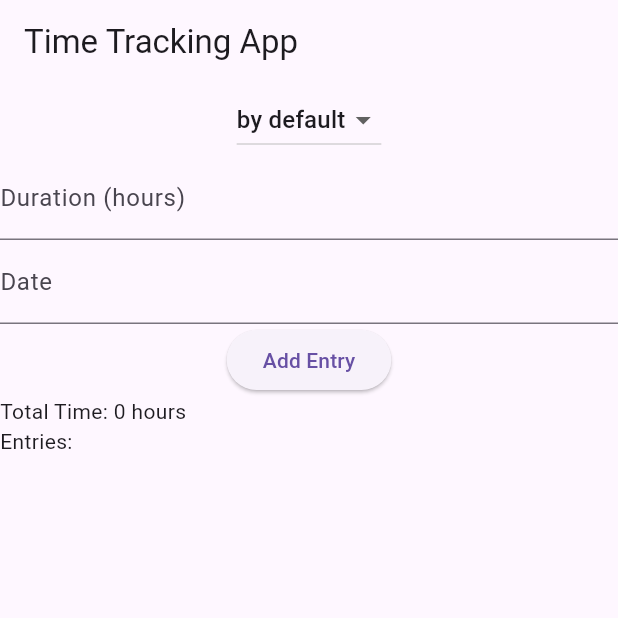
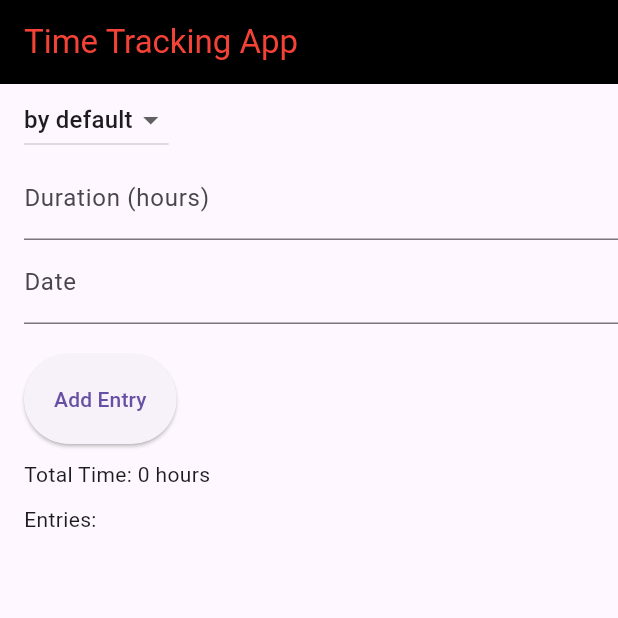
Before and after one commit to VladimirVornikov/Flutter-Firebase, a Flutter app: the screen it shows after launch, on a phone screen of 412 x 824 dp, the top half of it. Run offline on Flutter 3.47's test engine with Material 3 defaults, Android fonts, the phone set to English and light mode, and no system bars.

Commit message:
02.03 Style

```diff
--- a/lib/screens/home_page.dart
+++ b/lib/screens/home_page.dart
@@ -30,13 +30,18 @@ class _MyHomePageState extends State<MyHomePage> {
   Widget build(BuildContext context) {
     return Scaffold(
       appBar: AppBar(
-        title: Text('Time Tracking App'),
+        title: Text('Time Tracking App', style: TextStyle(color: Colors.red)),
+        backgroundColor: Colors.black,
       ),
-      body: Column(
+      body: Padding(
+        padding: EdgeInsets.only(left: 16),
+        child: Column(
           crossAxisAlignment: CrossAxisAlignment.start,
           children: [
             TimeTrackingForm(addEntry: addEntry),
+            SizedBox(height: 10),
             Text('Total Time: $totalTime hours'),
+            SizedBox(height: 10),
             Text('Entries:'),
             Expanded(
               child: ListView.builder(
@@ -49,6 +54,7 @@ class _MyHomePageState extends State<MyHomePage> {
             ),
           ],
         ),
+      ),
     );
   }
 }
--- a/lib/widgets/time_entry_widget.dart
+++ b/lib/widgets/time_entry_widget.dart
@@ -10,6 +10,7 @@ class TimeEntryWidget extends StatelessWidget {
   @override
   Widget build(BuildContext context) {
     return Card(
+      color: Colors.yellow,
       child: Column(
         children: [
           Text('${entry.description}:', style: TextStyle(
--- a/lib/widgets/time_tracking_form.dart
+++ b/lib/widgets/time_tracking_form.dart
@@ -25,7 +25,7 @@ class _TimeTrackingFormState extends State<TimeTrackingForm> {
   Widget build(BuildContext context) {
     return Form(
       child: Column(
-        crossAxisAlignment: CrossAxisAlignment.center,
+        crossAxisAlignment: CrossAxisAlignment.start,
         children: [
           DropdownButton<String>(
             value: description,
@@ -63,6 +63,8 @@ class _TimeTrackingFormState extends State<TimeTrackingForm> {
             keyboardType: TextInputType.datetime,
             decoration: InputDecoration(labelText: 'Date'),
           ),
+          Padding(padding:
+            EdgeInsets.only(top: 10, bottom: 10)),
           ElevatedButton(
             onPressed: () {
               if (description.isNotEmpty && duration.isNotEmpty && userDate.isNotEmpty) {
@@ -78,6 +80,8 @@ class _TimeTrackingFormState extends State<TimeTrackingForm> {
               }
             },
             child: Text('Add Entry'),
+            style: ElevatedButton.styleFrom(
+              padding: EdgeInsets.symmetric(vertical: 20, horizontal: 20)),
           ),
         ],
       ),
```
Lines whose indentation alone changed are shown as unchanged.
